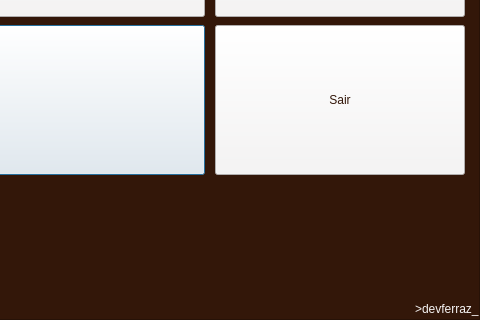
This is classcau/dtelainicial.ui in patricksferraz/classcau-desktop as Qt 5 draws it before an edit; both pictures show x 320 to 800 and y 280 to 600 of the 800 by 600 pixel window. The edited form follows.
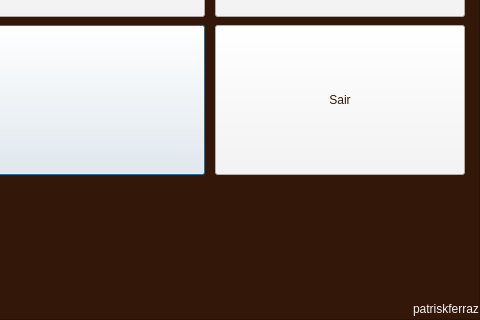
This is the edited form. Icons and pictures are not drawn.

Diff of the .ui file:
```diff
--- a/classcau/dtelainicial.ui
+++ b/classcau/dtelainicial.ui
@@ -569,7 +569,7 @@
 color: rgb(246, 244, 244);</string>
             </property>
             <property name="text">
-             <string>&gt;devferraz_</string>
+             <string>patriskferraz</string>
             </property>
            </widget>
           </item>
```
